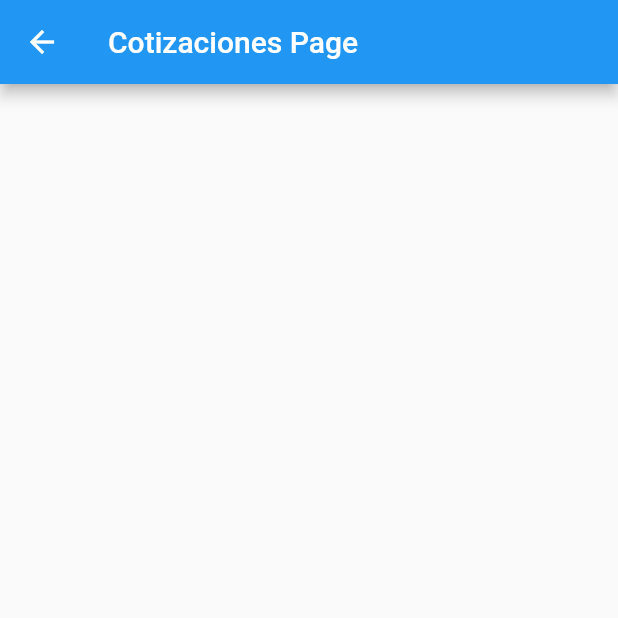
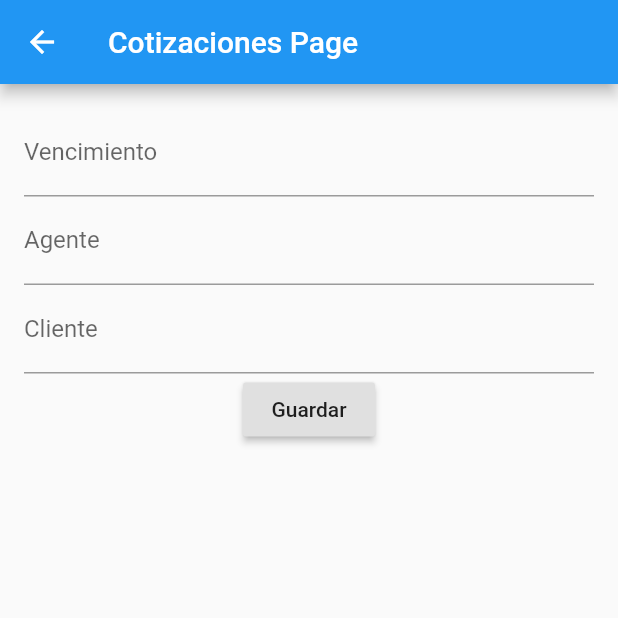
Before and after one commit to octavio0046/exam_flutter, a Flutter app: the Cotizacionespage screen opened directly, on a phone screen of 412 x 824 dp, the top half of it. Run offline on Flutter 3.47's test engine with Material 2 defaults, Android fonts, the light colour scheme and no system bars.

Commit message:
OCTAVIO: antes del cambio

```diff
--- a/lib/src/screens/cotizaciones_page.dart
+++ b/lib/src/screens/cotizaciones_page.dart
@@ -11,18 +11,78 @@ import 'package:flutter/material.dart';
 // }
 
 class Cotizacionespage extends StatelessWidget {
+  late String vVencimiento;
+  late String vTCAgenteId;
+  late String vTCClienteId;
+
+  final formKey = GlobalKey<FormState>();
+
   @override
   Widget build(context) {
     return Scaffold(
       appBar: AppBar(
         title: Text("Cotizaciones Page"),
       ),
+      body: Padding(
+        padding: const EdgeInsets.all(16.0),
+        child: Form(
+          key: formKey,
+          child: Column(
+            children: <Widget>[
+              TextFormField(
+                decoration: InputDecoration(labelText: "Vencimiento"),
+                onSaved: (value) {
+                  vVencimiento = value!;
+                },
+                validator: (value) {
+                  if (value!.isEmpty) {
+                    return "Vencimiento es requerido";
+                  }
+                },
+              ),
+              TextFormField(
+                decoration: InputDecoration(labelText: "Agente"),
+                onSaved: (value) {
+                  vTCAgenteId = value!;
+                },
+                validator: (value) {
+                  if (value!.isEmpty) {
+                    return "Agente es requerido";
+                  }
+                },
+              ),
+              TextFormField(
+                decoration: InputDecoration(labelText: "Cliente"),
+                onSaved: (value) {
+                  vVencimiento = value!;
+                },
+                validator: (value) {
+                  if (value!.isEmpty) {
+                    return "Cliente es requerido";
+                  }
+                },
+              ),
+              RaisedButton(
+                  child: Text("Guardar"),
+                  onPressed: () {
+                    _guardar(context);
+                  }),
+            ],
+          ),
+        ),
+      ),
       // floatingActionButton: FloatingActionButton(
       //   child: Icon(Icons.add_location),
-      //   onPressed: () {
+      //   onPressed: () {ll
       //     Navigator.pop(context);
       //   },
       // ),
     );
   }
+
+  void _guardar(BuildContext context) {
+    if (formKey.currentState!.validate()) {
+      formKey.currentState!.save();
+    }
+  }
 }
--- a/pubspec.yaml
+++ b/pubspec.yaml
@@ -28,6 +28,7 @@ dependencies:
   # The following adds the Cupertino Icons font to your application.
   # Use with the CupertinoIcons class for iOS style icons.
   cupertino_icons: ^1.0.2
+  http: ^0.13.3
 
 dev_dependencies:
   flutter_test:
```
Also changed, not shown: lib/main.dart (+20 -1 lines), lib/src/app.dart (+29 -15 lines), lib/src/screens/allCotizaciones_page.dart (added, +19 -0 lines), lib/src/screens/my_home_page.dart (+14 -0 lines), pubspec.lock.
